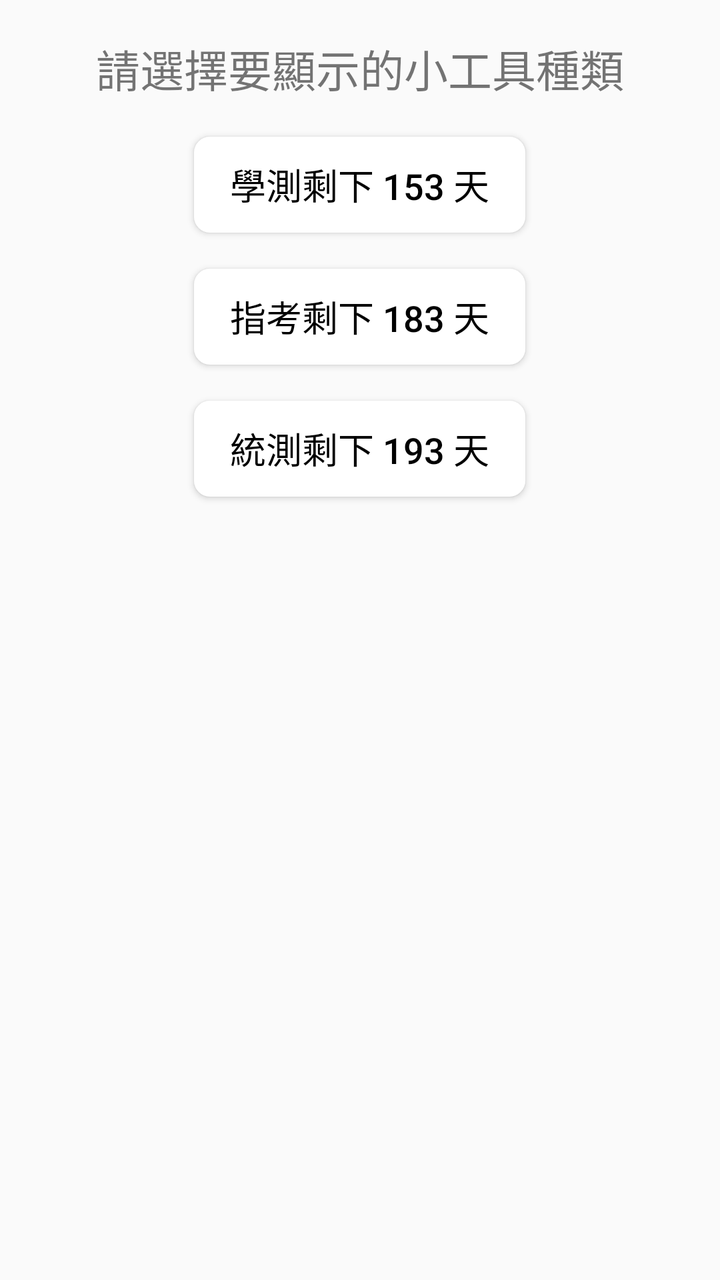
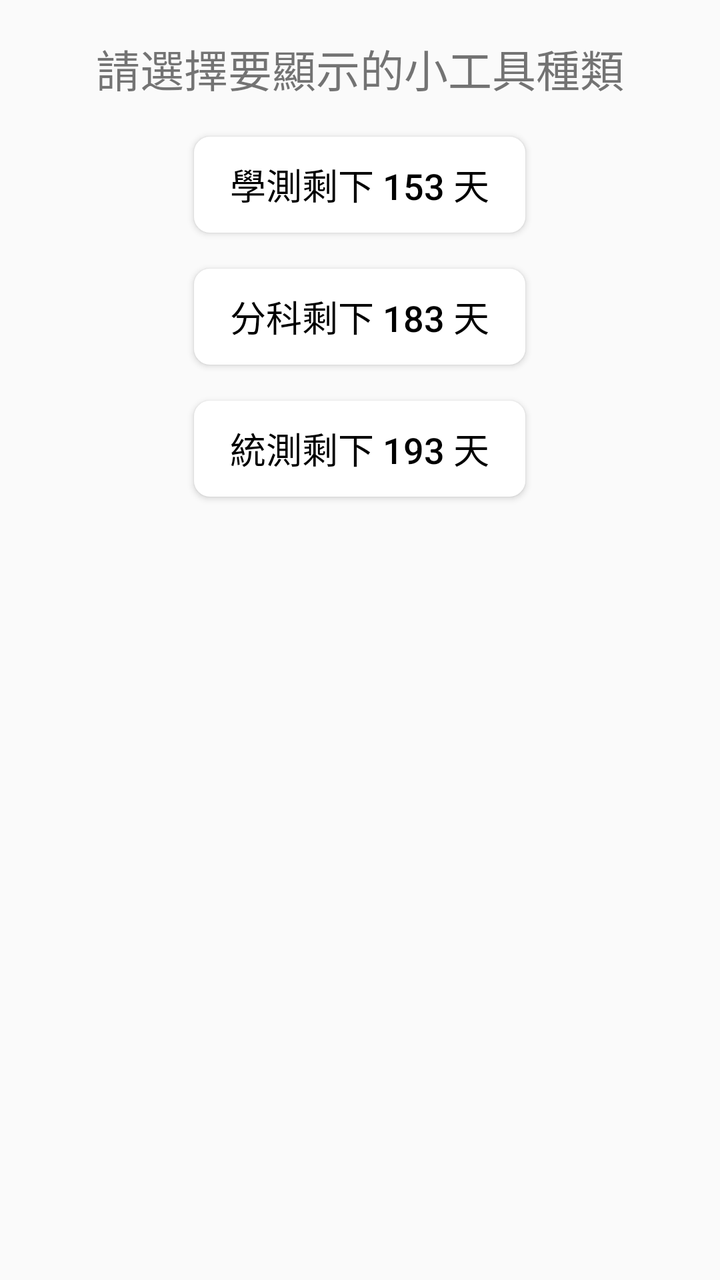

The first picture is an Android layout as it rendered before a commit; the second is the same layout after the commit. The layout source and the unified diff follow.
<!-- AndroidManifest.xml: application theme AppTheme -->
<!-- res/layout/fragment_widget_setting.xml -->
<?xml version="1.0" encoding="utf-8"?>
<LinearLayout xmlns:android="http://schemas.android.com/apk/res/android"
    android:orientation="vertical" android:layout_width="match_parent"
    android:layout_height="match_parent">

    <androidx.appcompat.widget.AppCompatTextView
        android:layout_width="wrap_content"
        android:layout_height="wrap_content"
        android:layout_gravity="center"
        android:gravity="center"
        android:layout_marginBottom="@dimen/settingPadding"
        android:layout_marginTop="@dimen/settingPadding"
        android:textSize="@dimen/textLarge"
        android:text="請選擇要顯示的小工具種類"/>

    <Button
        android:id="@+id/widget_choose_button_designated"
        android:layout_width="wrap_content"
        android:layout_height="wrap_content"
        android:layout_gravity="center"
        android:background="@drawable/button_shape_white"
        android:layout_marginBottom="@dimen/settingPadding"
        android:gravity="center"
        android:paddingLeft="@dimen/settingPadding"
        android:paddingRight="@dimen/settingPadding"
        android:textSize="@dimen/textMedium"
        android:textColor="@color/black"
        android:text="學測剩下 153 天"/>


    <Button
        android:id="@+id/widget_choose_button_basic"
        android:layout_width="wrap_content"
        android:layout_height="wrap_content"
        android:layout_gravity="center"
        android:background="@drawable/button_shape_white"
        android:layout_marginBottom="@dimen/settingPadding"
        android:gravity="center"
        android:paddingLeft="@dimen/settingPadding"
        android:paddingRight="@dimen/settingPadding"
        android:textSize="@dimen/textMedium"
        android:textColor="@color/black"
        android:text="指考剩下 183 天"/>

    <Button
        android:id="@+id/widget_choose_button_unify"
        android:layout_width="wrap_content"
        android:layout_height="wrap_content"
        android:layout_gravity="center"
        android:background="@drawable/button_shape_white"
        android:layout_marginBottom="@dimen/settingPadding"
        android:gravity="center"
        android:paddingLeft="@dimen/settingPadding"
        android:paddingRight="@dimen/settingPadding"
        android:textSize="@dimen/textMedium"
        android:textColor="@color/black"
        android:text="統測剩下 193 天"/>

</LinearLayout>
<!-- resources referenced by this layout -->
<resources>
  <color name="black">#000000</color>
  <dimen name="settingPadding">18dp</dimen>
  <dimen name="textLarge">22sp</dimen>
  <dimen name="textMedium">18sp</dimen>
  <!-- drawable button_shape_white (drawable) -->
  <?xml version="1.0" encoding="UTF-8"?>
  <shape
      xmlns:android="http://schemas.android.com/apk/res/android">
      <corners
          android:radius="8dp" />
      <solid
          android:color="@color/white"
          />
  </shape>
  <style name="AppTheme" parent="Theme.AppCompat.Light.NoActionBar">
          
          <item name="colorPrimary">@color/white</item>
          <item name="colorPrimaryDark">@color/white</item>
          <item name="colorAccent">@color/yellow</item>
      </style>
  <color name="white">#FFFFFF</color>
  <color name="yellow">#f1c40f</color>
</resources>

<!-- the commit's change to res/layout/fragment_widget_setting.xml (unified diff, before → after) -->
@@ -40,7 +40,7 @@
         android:paddingRight="@dimen/settingPadding"
         android:textSize="@dimen/textMedium"
         android:textColor="@color/black"
-        android:text="指考剩下 183 天"/>
+        android:text="分科剩下 183 天"/>
 
     <Button
         android:id="@+id/widget_choose_button_unify"
